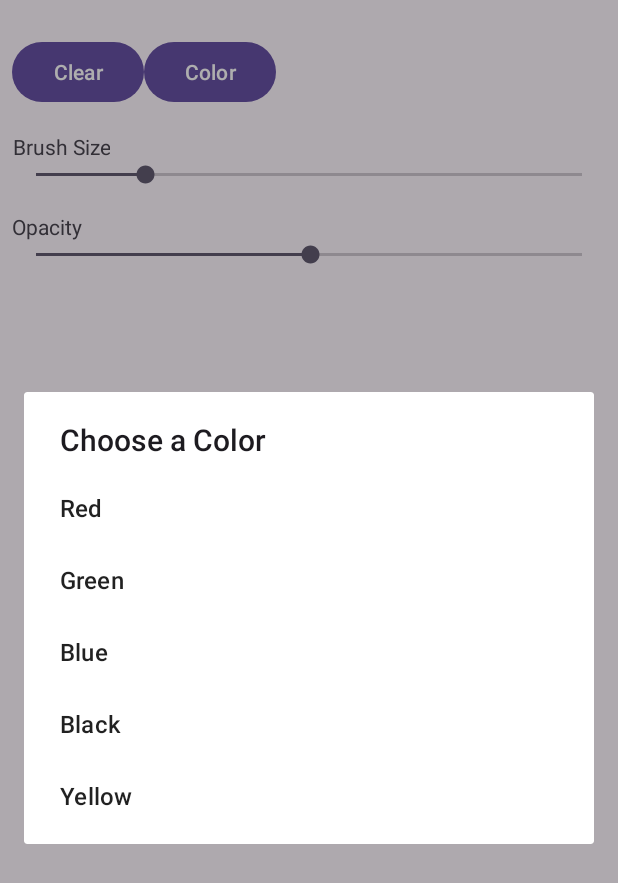
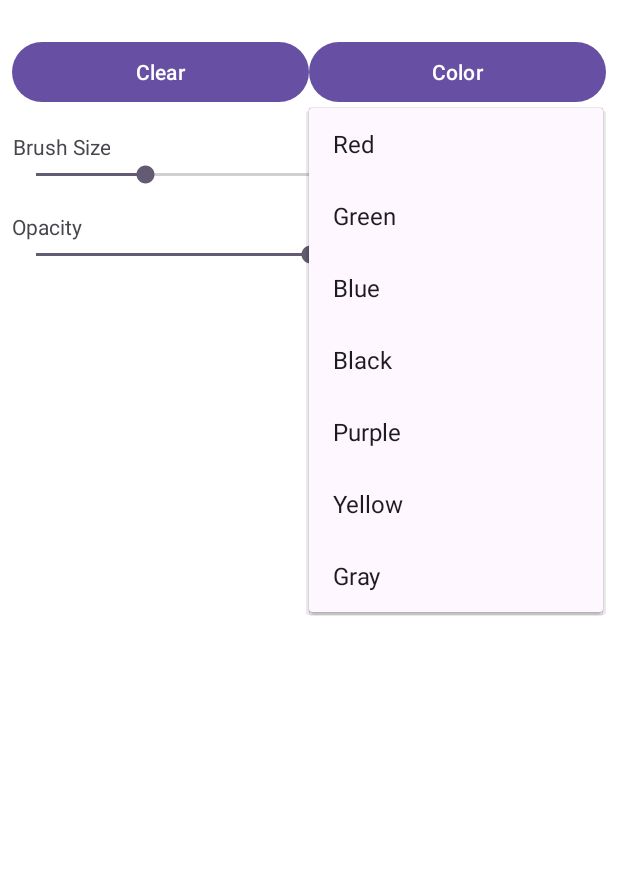
Before and after one commit to mattnadar/CISC682DoodleAssignment, an Android app: the screen it shows after launch (MainActivity), after a tap on "Color", on a phone screen of 412 x 824 dp. Shown: the top 883 px of the screen. Run offline under Robolectric (Android 15) with nearby library versions, the phone set to English and light mode, and no system bars.

Commit message:
UI changed -- centered buttons at top

```diff
--- a/app/src/main/java/com/example/cisc682doodleassignment/MainActivity.java
+++ b/app/src/main/java/com/example/cisc682doodleassignment/MainActivity.java
@@ -2,10 +2,11 @@ package com.example.cisc682doodleassignment;
 
 import android.graphics.Color;
 import android.os.Bundle;
+import android.view.MenuItem;
 import android.widget.Button;
 import android.widget.SeekBar;
+import android.widget.PopupMenu;
 
-import androidx.appcompat.app.AlertDialog;
 import androidx.appcompat.app.AppCompatActivity;
 
 public class MainActivity extends AppCompatActivity {
@@ -18,15 +19,12 @@ public class MainActivity extends AppCompatActivity {
 
         doodleView = findViewById(R.id.doodleView);
 
-        // Clear Button
         Button clearButton = findViewById(R.id.clearButton);
         clearButton.setOnClickListener(v -> doodleView.clearCanvas());
 
-        // Color Button
         Button colorButton = findViewById(R.id.colorButton);
-        colorButton.setOnClickListener(v -> showColorPickerDialog());
+        colorButton.setOnClickListener(v -> showColorMenu(v));
 
-        // Brush Size SeekBar
         SeekBar brushSizeSeekBar = findViewById(R.id.brushSizeSeekBar);
         brushSizeSeekBar.setOnSeekBarChangeListener(new SeekBar.OnSeekBarChangeListener() {
             @Override
@@ -41,7 +39,6 @@ public class MainActivity extends AppCompatActivity {
             public void onStopTrackingTouch(SeekBar seekBar) { }
         });
 
-        // Opacity SeekBar
         SeekBar opacitySeekBar = findViewById(R.id.opacitySeekBar);
         opacitySeekBar.setOnSeekBarChangeListener(new SeekBar.OnSeekBarChangeListener() {
             @Override
@@ -57,18 +54,49 @@ public class MainActivity extends AppCompatActivity {
         });
     }
 
-    private void showColorPickerDialog() {
-        // Predefined color options
-        String[] colors = {"Red", "Green", "Blue", "Black", "Yellow"};
-        int[] colorValues = {Color.RED, Color.GREEN, Color.BLUE, Color.BLACK, Color.YELLOW};
+    // Show a PopupMenu with color options
+    private void showColorMenu(android.view.View view) {
+        PopupMenu popupMenu = new PopupMenu(this, view);
+        popupMenu.getMenu().add(0, 1, 0, "Red");
+        popupMenu.getMenu().add(0, 2, 0, "Green");
+        popupMenu.getMenu().add(0, 3, 0, "Blue");
+        popupMenu.getMenu().add(0, 4, 0, "Black");
+        popupMenu.getMenu().add(0, 5, 0, "Purple");
+        popupMenu.getMenu().add(0, 6, 0, "Yellow");
+        popupMenu.getMenu().add(0, 7, 0, "Gray");
 
-        // AlertDialog for color selection
-        AlertDialog.Builder builder = new AlertDialog.Builder(this);
-        builder.setTitle("Choose a Color");
-        builder.setItems(colors, (dialog, which) -> {
-            // Set the color based on selection
-            doodleView.setColor(colorValues[which]);
+        popupMenu.setOnMenuItemClickListener(new PopupMenu.OnMenuItemClickListener() {
+            @Override
+            public boolean onMenuItemClick(MenuItem item) {
+                switch (item.getItemId()) {
+                    case 1:
+                        doodleView.setColor(Color.RED);
+                        break;
+                    case 2:
+                        doodleView.setColor(Color.GREEN);
+                        break;
+                    case 3:
+                        doodleView.setColor(Color.BLUE);
+                        break;
+                    case 4:
+                        doodleView.setColor(Color.BLACK);
+                        break;
+                    case 5:
+                        doodleView.setColor(Color.MAGENTA);
+                        break;
+                    case 6:
+                        doodleView.setColor(Color.YELLOW);
+                        break;
+                    case 7:
+                        doodleView.setColor(Color.GRAY);
+                        break;
+                    default:
+                        return false;
+                }
+                return true;
+            }
         });
-        builder.create().show();
+
+        popupMenu.show();
     }
 }
--- a/app/src/main/res/layout/activity_main.xml
+++ b/app/src/main/res/layout/activity_main.xml
@@ -3,36 +3,46 @@
     android:layout_width="match_parent"
     android:layout_height="match_parent"
     android:orientation="vertical"
+    android:background="@android:color/white"
     android:padding="8dp">
 
+
     <!-- Tool Panel -->
+
+    <!-- Brush Size Label and SeekBar -->
     <LinearLayout
         android:id="@+id/toolPanel"
         android:layout_width="match_parent"
         android:layout_height="wrap_content"
         android:orientation="horizontal"
-        android:layout_marginTop="16dp">
+        android:layout_marginTop="16dp"
+        android:gravity="center_horizontal">
 
         <Button
             android:id="@+id/clearButton"
-            android:layout_width="wrap_content"
+            android:layout_width="0dp"
             android:layout_height="wrap_content"
-            android:text="Clear" />
+            android:layout_weight="0.5"
+            android:text="@string/clear"
+            android:gravity="center"/>
 
         <Button
             android:id="@+id/colorButton"
-            android:layout_width="wrap_content"
+            android:layout_width="0dp"
             android:layout_height="wrap_content"
-            android:text="Color" />
+            android:layout_weight="0.5"
+            android:text="@string/color"
+
+            android:gravity="center"/>
 
     </LinearLayout>
 
-    <!-- Brush Size Label and SeekBar -->
     <TextView
         android:id="@+id/brushSizeLabel"
         android:layout_width="wrap_content"
         android:layout_height="wrap_content"
-        android:text="Brush Size"
+        android:text="@string/brush_size"
+        android:background="@android:color/white"
         android:layout_marginTop="16dp"
         android:gravity="center_horizontal" />
 
@@ -48,8 +58,9 @@
         android:id="@+id/opacityLabel"
         android:layout_width="wrap_content"
         android:layout_height="wrap_content"
-        android:text="Opacity"
+        android:text="@string/opacity"
         android:layout_marginTop="16dp"
+        android:background="@android:color/white"
         android:gravity="center_horizontal" />
 
     <SeekBar
@@ -70,4 +81,5 @@
         android:layout_width="match_parent"
         android:layout_height="match_parent" />
 </FrameLayout>
+
     </LinearLayout>
--- a/app/src/main/res/values/strings.xml
+++ b/app/src/main/res/values/strings.xml
@@ -1,3 +1,7 @@
 <resources>
     <string name="app_name">CISC682 DoodleAssignment</string>
+    <string name="color">Color</string>
+    <string name="clear">Clear</string>
+    <string name="brush_size">Brush Size</string>
+    <string name="opacity">Opacity</string>
 </resources>
```
Lines whose indentation alone changed are shown as unchanged.
